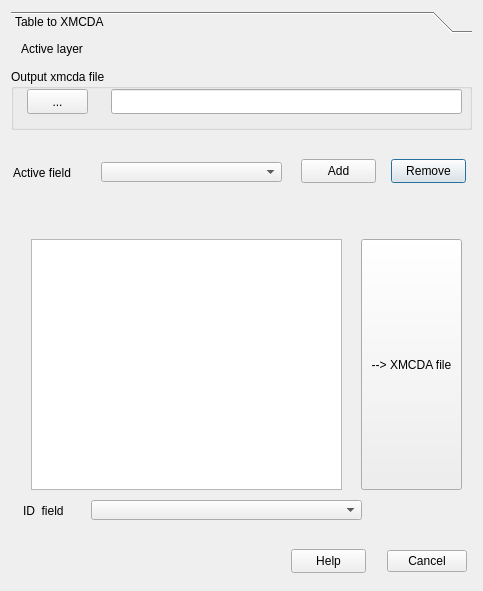
Before: the Qt Designer form geoXMCDA.ui in gmassei/VectorMCDA, drawn with Qt 5.
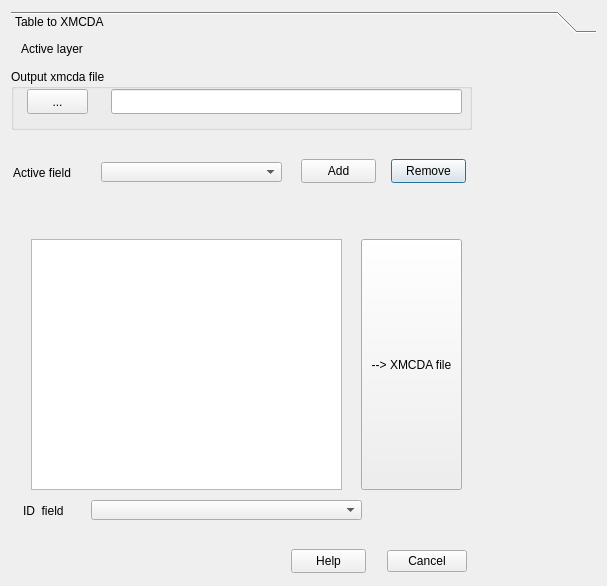
After: the same form once the commit is applied.

```diff
--- a/geoXMCDA.ui
+++ b/geoXMCDA.ui
@@ -6,8 +6,8 @@
    <rect>
     <x>0</x>
     <y>0</y>
-    <width>483</width>
-    <height>591</height>
+    <width>607</width>
+    <height>586</height>
    </rect>
   </property>
   <property name="windowTitle">
@@ -28,8 +28,8 @@
        <rect>
         <x>0</x>
         <y>0</y>
-        <width>465</width>
-        <height>543</height>
+        <width>589</width>
+        <height>538</height>
        </rect>
       </property>
       <attribute name="label">
```
Left out of the diff: 6 changed lines with no effect on the pictures.
